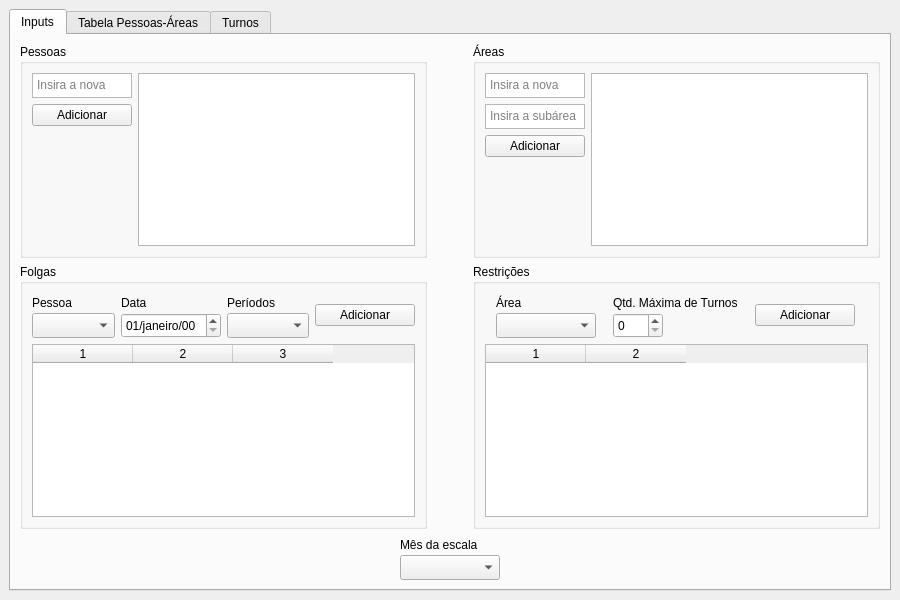
This is src/manager.ui in brenerrr/distribuidor_escalas_residencia as Qt 5 draws it before an edit. The edited form follows.
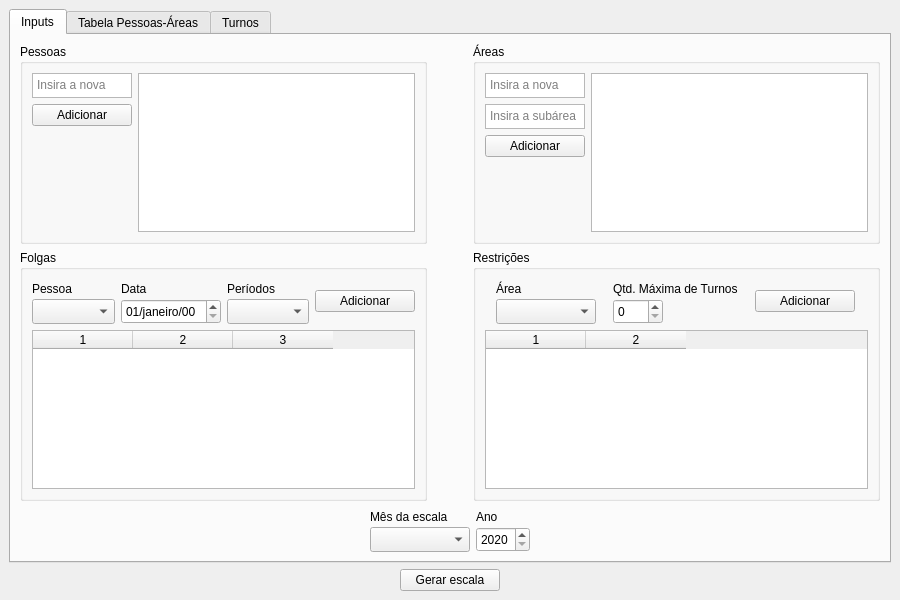
This is the edited form. The open tabs and pages were chosen to show the change.

What changed in the file:
```diff
--- a/src/manager.ui
+++ b/src/manager.ui
@@ -32,7 +32,7 @@
      <verstretch>0</verstretch>
     </sizepolicy>
    </property>
-   <layout class="QHBoxLayout" name="horizontalLayout_36">
+   <layout class="QVBoxLayout" name="verticalLayout_16">
     <item>
      <widget class="QTabWidget" name="tabWidget">
       <property name="sizePolicy">
@@ -42,7 +42,7 @@
        </sizepolicy>
       </property>
       <property name="currentIndex">
-       <number>2</number>
+       <number>0</number>
       </property>
       <widget class="QWidget" name="tabInputs">
        <property name="sizePolicy">
@@ -823,6 +823,54 @@
               </item>
              </layout>
             </item>
+            <item>
+             <layout class="QVBoxLayout" name="verticalLayout_14">
+              <property name="spacing">
+               <number>0</number>
+              </property>
+              <item>
+               <widget class="QLabel" name="label_14">
+                <property name="sizePolicy">
+                 <sizepolicy hsizetype="Maximum" vsizetype="Fixed">
+                  <horstretch>0</horstretch>
+                  <verstretch>0</verstretch>
+                 </sizepolicy>
+                </property>
+                <property name="minimumSize">
+                 <size>
+                  <width>0</width>
+                  <height>20</height>
+                 </size>
+                </property>
+                <property name="text">
+                 <string>Ano</string>
+                </property>
+               </widget>
+              </item>
+              <item>
+               <widget class="QSpinBox" name="sb_year">
+                <property name="sizePolicy">
+                 <sizepolicy hsizetype="Minimum" vsizetype="Fixed">
+                  <horstretch>0</horstretch>
+                  <verstretch>0</verstretch>
+                 </sizepolicy>
+                </property>
+                <property name="minimumSize">
+                 <size>
+                  <width>50</width>
+                  <height>25</height>
+                 </size>
+                </property>
+                <property name="minimum">
+                 <number>2020</number>
+                </property>
+                <property name="maximum">
+                 <number>3000</number>
+                </property>
+               </widget>
+              </item>
+             </layout>
+            </item>
             <item>
              <spacer name="horizontalSpacer_7">
               <property name="orientation">
@@ -1643,6 +1691,41 @@
       </widget>
      </widget>
     </item>
+    <item>
+     <layout class="QHBoxLayout" name="horizontalLayout_20">
+      <item>
+       <widget class="QPushButton" name="button_executeManager">
+        <property name="sizePolicy">
+         <sizepolicy hsizetype="Fixed" vsizetype="Fixed">
+          <horstretch>0</horstretch>
+          <verstretch>0</verstretch>
+         </sizepolicy>
+        </property>
+        <property name="minimumSize">
+         <size>
+          <width>100</width>
+          <height>0</height>
+         </size>
+        </property>
+        <property name="maximumSize">
+         <size>
+          <width>100</width>
+          <height>16777215</height>
+         </size>
+        </property>
+        <property name="text">
+         <string>Gerar escala</string>
+        </property>
+        <property name="default">
+         <bool>false</bool>
+        </property>
+        <property name="flat">
+         <bool>false</bool>
+        </property>
+       </widget>
+      </item>
+     </layout>
+    </item>
    </layout>
   </widget>
  </widget>
```
